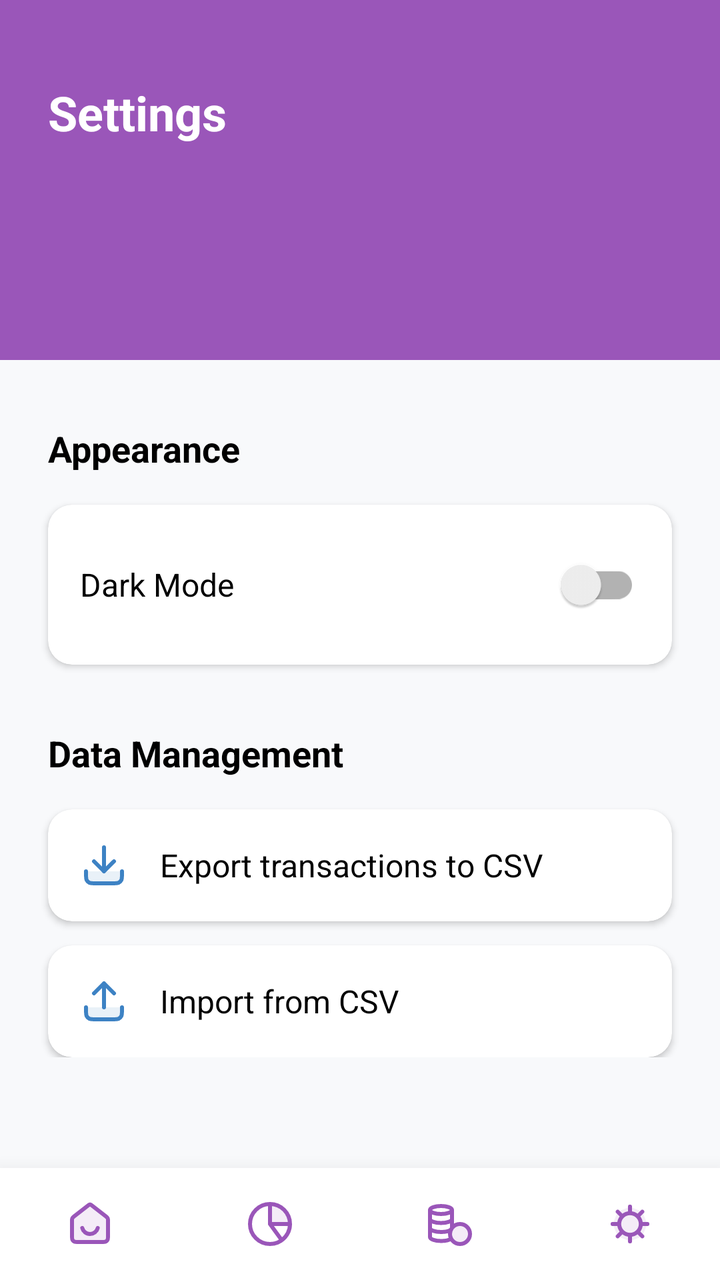
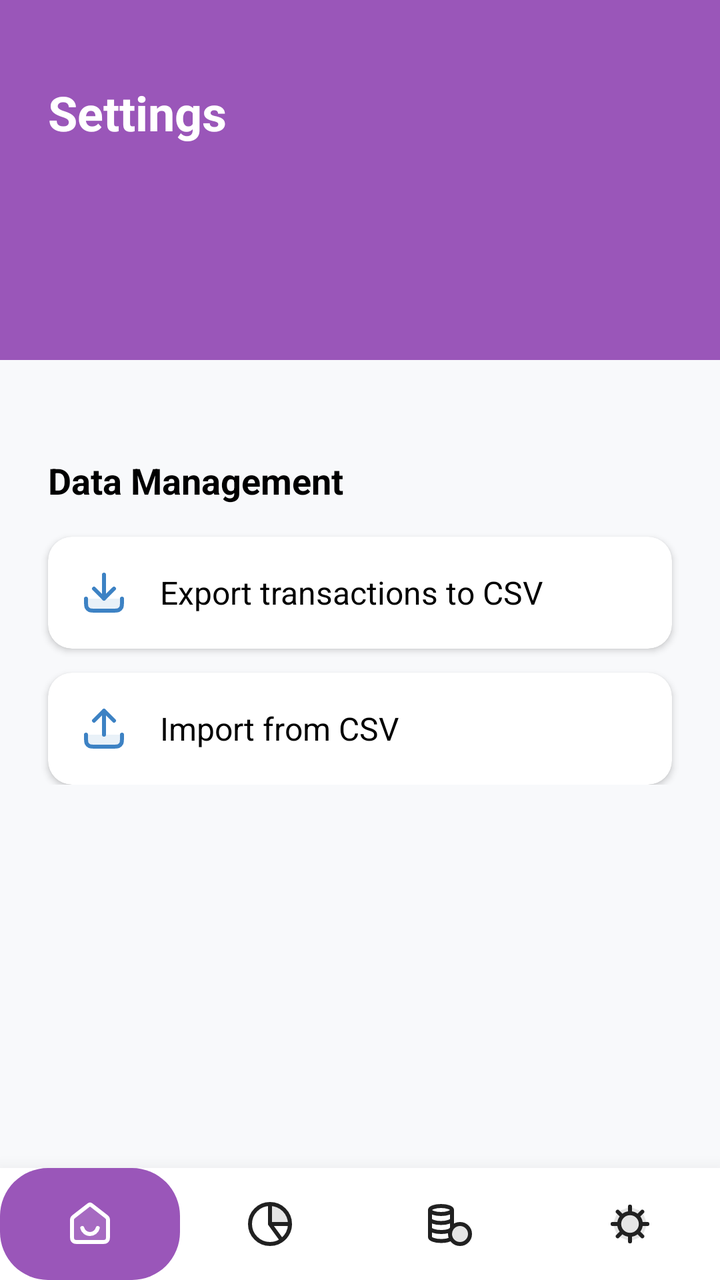

The first picture is an Android layout as it rendered before a commit; the second is the same layout after the commit. The layout source and the unified diff follow.
<!-- AndroidManifest.xml: application theme Theme.MyApp -->
<!-- res/layout/activity_settings.xml -->
<?xml version="1.0" encoding="utf-8"?>
<androidx.constraintlayout.widget.ConstraintLayout
    xmlns:android="http://schemas.android.com/apk/res/android"
    xmlns:app="http://schemas.android.com/apk/res-auto"
    android:layout_width="match_parent"
    android:layout_height="match_parent"
    android:background="@color/appBackground">

    <androidx.core.widget.NestedScrollView
        android:layout_width="match_parent"
        android:layout_height="0dp"
        app:layout_constraintTop_toTopOf="parent"
        app:layout_constraintBottom_toTopOf="@id/bottom_navigation">

        <androidx.constraintlayout.widget.ConstraintLayout
            android:layout_width="match_parent"
            android:layout_height="wrap_content"
            android:paddingBottom="24dp">

            
            <View
                android:id="@+id/header_background"
                android:layout_width="match_parent"
                android:layout_height="180dp"
                android:background="@color/colorPrimary"
                app:layout_constraintTop_toTopOf="parent" />

            
            <TextView
                android:id="@+id/tv_page_title"
                android:layout_width="wrap_content"
                android:layout_height="wrap_content"
                android:layout_marginStart="24dp"
                android:layout_marginTop="40dp"
                android:text="Settings"
                android:textColor="@color/textOnPrimary"
                android:textSize="24sp"
                android:textStyle="bold"
                app:layout_constraintStart_toStartOf="parent"
                app:layout_constraintTop_toTopOf="parent" />

            
            
            
            <TextView
                android:id="@+id/tv_appearance"
                android:layout_width="wrap_content"
                android:layout_height="wrap_content"
                android:layout_marginStart="24dp"
                android:layout_marginTop="32dp"
                android:text="Appearance"
                android:textColor="@color/textPrimary"
                android:textSize="18sp"
                android:textStyle="bold"
                app:layout_constraintStart_toStartOf="parent"
                app:layout_constraintTop_toBottomOf="@id/header_background" />

            
            <com.google.android.material.card.MaterialCardView
                android:id="@+id/card_dark_mode"
                android:layout_width="match_parent"
                android:layout_height="wrap_content"
                android:layout_marginHorizontal="24dp"
                android:layout_marginTop="16dp"
                app:cardBackgroundColor="@color/cardBackground"
                app:cardCornerRadius="12dp"
                app:cardElevation="2dp"
                app:layout_constraintTop_toBottomOf="@id/tv_appearance">

                <LinearLayout
                    android:layout_width="match_parent"
                    android:layout_height="wrap_content"
                    android:orientation="horizontal"
                    android:padding="16dp"
                    android:gravity="center_vertical">

                    <TextView
                        android:layout_width="0dp"
                        android:layout_height="wrap_content"
                        android:layout_weight="1"
                        android:text="Dark Mode"
                        android:textColor="@color/textPrimary"
                        android:textSize="16sp"/>

                    <androidx.appcompat.widget.SwitchCompat
                        android:id="@+id/switch_dark_mode"
                        android:layout_width="wrap_content"
                        android:layout_height="wrap_content" />
                </LinearLayout>
            </com.google.android.material.card.MaterialCardView>

            
            
            
            <TextView
                android:id="@+id/tv_data_management"
                android:layout_width="wrap_content"
                android:layout_height="wrap_content"
                android:layout_marginStart="24dp"
                android:layout_marginTop="32dp"
                android:text="Data Management"
                android:textColor="@color/textPrimary"
                android:textSize="18sp"
                android:textStyle="bold"
                app:layout_constraintStart_toStartOf="parent"
                app:layout_constraintTop_toBottomOf="@id/card_dark_mode" />

            
            <com.google.android.material.card.MaterialCardView
                android:id="@+id/card_export_csv"
                android:layout_width="match_parent"
                android:layout_height="wrap_content"
                android:layout_marginHorizontal="24dp"
                android:layout_marginTop="16dp"
                android:clickable="true"
                android:focusable="true"
                app:cardBackgroundColor="@color/cardBackground"
                app:cardCornerRadius="12dp"
                app:cardElevation="2dp"
                app:layout_constraintTop_toBottomOf="@id/tv_data_management">

                <LinearLayout
                    android:layout_width="match_parent"
                    android:layout_height="wrap_content"
                    android:orientation="horizontal"
                    android:padding="16dp"
                    android:gravity="center_vertical">

                    <ImageView
                        android:layout_width="24dp"
                        android:layout_height="24dp"
                        android:src="@drawable/general_download_export"
                        app:tint="@color/colorAccent"/>

                    <TextView
                        android:layout_width="wrap_content"
                        android:layout_height="wrap_content"
                        android:layout_marginStart="16dp"
                        android:text="Export transactions to CSV"
                        android:textColor="@color/textPrimary"
                        android:textSize="16sp"/>
                </LinearLayout>
            </com.google.android.material.card.MaterialCardView>

            
            <com.google.android.material.card.MaterialCardView
                android:id="@+id/card_import_csv"
                android:layout_width="match_parent"
                android:layout_height="wrap_content"
                android:layout_marginHorizontal="24dp"
                android:layout_marginTop="12dp"
                android:clickable="true"
                android:focusable="true"
                app:cardBackgroundColor="@color/cardBackground"
                app:cardCornerRadius="12dp"
                app:cardElevation="2dp"
                app:layout_constraintTop_toBottomOf="@id/card_export_csv">

                <LinearLayout
                    android:layout_width="match_parent"
                    android:layout_height="wrap_content"
                    android:orientation="horizontal"
                    android:padding="16dp"
                    android:gravity="center_vertical">

                    <ImageView
                        android:layout_width="24dp"
                        android:layout_height="24dp"
                        android:src="@drawable/general_upload"
                        app:tint="@color/colorAccent"/>

                    <TextView
                        android:layout_width="wrap_content"
                        android:layout_height="wrap_content"
                        android:layout_marginStart="16dp"
                        android:text="Import from CSV"
                        android:textColor="@color/textPrimary"
                        android:textSize="16sp"/>
                </LinearLayout>
            </com.google.android.material.card.MaterialCardView>

        </androidx.constraintlayout.widget.ConstraintLayout>
    </androidx.core.widget.NestedScrollView>

    
    <com.google.android.material.bottomnavigation.BottomNavigationView
        android:id="@+id/bottom_navigation"
        android:layout_width="0dp"
        android:layout_height="wrap_content"
        android:background="@color/cardBackground"
        app:elevation="16dp"
        app:menu="@menu/bottom_nav_menu"
        app:itemIconTint="@color/colorPrimary"
        app:labelVisibilityMode="unlabeled"
        app:layout_constraintStart_toStartOf="parent"
        app:layout_constraintEnd_toEndOf="parent"
        app:layout_constraintBottom_toBottomOf="parent" />

    <ProgressBar
        android:id="@+id/progress_sync"
        android:layout_width="wrap_content"
        android:layout_height="wrap_content"
        android:indeterminateTint="@color/colorPrimary"
        android:visibility="gone"
        app:layout_constraintTop_toTopOf="parent"
        app:layout_constraintBottom_toBottomOf="parent"
        app:layout_constraintStart_toStartOf="parent"
        app:layout_constraintEnd_toEndOf="parent" />

</androidx.constraintlayout.widget.ConstraintLayout>
<!-- resources referenced by this layout -->
<resources>
  <color name="appBackground">#F8F9FB</color>
  <color name="cardBackground">#FFFFFF</color>
  <color name="colorAccent">#3D82C4</color>
  <color name="colorPrimary">#9A56B9</color>
  <color name="textOnPrimary">#FFFFFF</color>
  <color name="textPrimary">#000000</color>
  <!-- drawable general_download_export (drawable) -->
  <vector xmlns:android="http://schemas.android.com/apk/res/android"
      android:width="40dp"
      android:height="40dp"
      android:viewportWidth="40"
      android:viewportHeight="40">
    <path
        android:pathData="M5,35H35V25H5V35Z"
        android:strokeAlpha="0.12"
        android:fillColor="#6941C6"
        android:fillAlpha="0.12"/>
    <path
        android:pathData="M35,25V27C35,29.8 35,31.2 34.455,32.27C33.976,33.211 33.211,33.976 32.27,34.455C31.2,35 29.8,35 27,35H13C10.2,35 8.8,35 7.73,34.455C6.789,33.976 6.024,33.211 5.545,32.27C5,31.2 5,29.8 5,27V25M11.667,16.667L20,25L28.333,16.667M20,25V5"
        android:strokeLineJoin="round"
        android:strokeWidth="3.33333"
        android:fillColor="#00000000"
        android:strokeColor="#6941C6"
        android:strokeLineCap="round"/>
  </vector>
  <!-- drawable general_upload (drawable) -->
  <vector xmlns:android="http://schemas.android.com/apk/res/android"
      android:width="40dp"
      android:height="40dp"
      android:viewportWidth="40"
      android:viewportHeight="40">
      <path
          android:pathData="M5,35H35V25H5V35Z"
          android:strokeAlpha="0.12"
          android:fillColor="#6941C6"
          android:fillAlpha="0.12"/>
      <path
          android:pathData="M35,25V27C35,29.8 35,31.2 34.455,32.27C33.976,33.211 33.211,33.976 32.27,34.455C31.2,35 29.8,35 27,35H13C10.2,35 8.8,35 7.73,34.455C6.789,33.976 6.024,33.211 5.545,32.27C5,31.2 5,29.8 5,27V25 M11.667,13.333L20,5L28.333,13.333 M20,25V5"
          android:strokeLineJoin="round"
          android:strokeWidth="3.33333"
          android:fillColor="#00000000"
          android:strokeColor="#6941C6"
          android:strokeLineCap="round"/>
  </vector>
  <style name="Theme.MyApp" parent="Theme.MaterialComponents.DayNight.NoActionBar">
          
          <item name="colorPrimary">#9A56B9</item>
          <item name="colorPrimaryVariant">#7A3F94</item>
          <item name="colorOnPrimary">#FFFFFF</item>
  
          
          <item name="colorSecondary">#2648A4</item>
          <item name="colorSecondaryVariant">#1B3578</item>
          <item name="colorOnSecondary">#FFFFFF</item>
  
          
          <item name="android:statusBarColor">#9A56B9</item>
  
          
          <item name="android:windowBackground">#F8F9FB</item>
      </style>
</resources>

<!-- the commit's change to res/layout/activity_settings.xml (unified diff, before → after) -->
@@ -53,7 +53,8 @@
                 android:textSize="18sp"
                 android:textStyle="bold"
                 app:layout_constraintStart_toStartOf="parent"
-                app:layout_constraintTop_toBottomOf="@id/header_background" />
+                app:layout_constraintTop_toBottomOf="@id/header_background"
+                android:visibility="gone"/>
 
             
             <com.google.android.material.card.MaterialCardView
@@ -72,7 +73,8 @@
                     android:layout_height="wrap_content"
                     android:orientation="horizontal"
                     android:padding="16dp"
-                    android:gravity="center_vertical">
+                    android:gravity="center_vertical"
+                    android:visibility="gone">
 
                     <TextView
                         android:layout_width="0dp"
@@ -85,7 +87,8 @@
                     <androidx.appcompat.widget.SwitchCompat
                         android:id="@+id/switch_dark_mode"
                         android:layout_width="wrap_content"
-                        android:layout_height="wrap_content" />
+                        android:layout_height="wrap_content"
+                        android:visibility="gone"/>
                 </LinearLayout>
             </com.google.android.material.card.MaterialCardView>
 
@@ -189,12 +192,14 @@
         android:layout_height="wrap_content"
         android:background="@color/cardBackground"
         app:elevation="16dp"
+        app:labelVisibilityMode="unlabeled"
+        app:itemRippleColor="@null"
+        app:itemBackground="@drawable/nav_item_bg"
+        app:itemIconTint="@drawable/nav_icon_tint"
         app:menu="@menu/bottom_nav_menu"
-        app:itemIconTint="@color/colorPrimary"
-        app:labelVisibilityMode="unlabeled"
-        app:layout_constraintStart_toStartOf="parent"
+        app:layout_constraintBottom_toBottomOf="parent"
         app:layout_constraintEnd_toEndOf="parent"
-        app:layout_constraintBottom_toBottomOf="parent" />
+        app:layout_constraintStart_toStartOf="parent" />
 
     <ProgressBar
         android:id="@+id/progress_sync"
<!-- resource entries referenced after the edit -->
@@ -44,7 +44,26 @@
           android:strokeColor="#6941C6"
           android:strokeLineCap="round"/>
   </vector>
-  <style name="Theme.MyApp" parent="Theme.MaterialComponents.DayNight.NoActionBar">
+  <!-- drawable nav_icon_tint (drawable) -->
+  <?xml version="1.0" encoding="utf-8"?>
+  <selector xmlns:android="http://schemas.android.com/apk/res/android">
+      <item android:state_checked="true" android:color="@color/textOnPrimary" />
+      <item android:state_checked="false" android:color="@color/textSecondary" />
+  </selector>
+  <!-- drawable nav_item_bg (drawable) -->
+  <?xml version="1.0" encoding="utf-8"?>
+  <selector xmlns:android="http://schemas.android.com/apk/res/android">
+      <item android:state_checked="true">
+          <shape android:shape="rectangle">
+              <corners android:radius="24dp" />
+              <solid android:color="@color/colorPrimary" />
+          </shape>
+      </item>
+      <item android:state_checked="false">
+          <color android:color="@android:color/transparent" />
+      </item>
+  </selector>
+  <style name="Theme.MyApp" parent="Theme.MaterialComponents.Light.NoActionBar">
           
           <item name="colorPrimary">#9A56B9</item>
           <item name="colorPrimaryVariant">#7A3F94</item>
@@ -61,5 +80,6 @@
           
           <item name="android:windowBackground">#F8F9FB</item>
       </style>
+  <color name="textSecondary">#212121</color>
 </resources>
 
